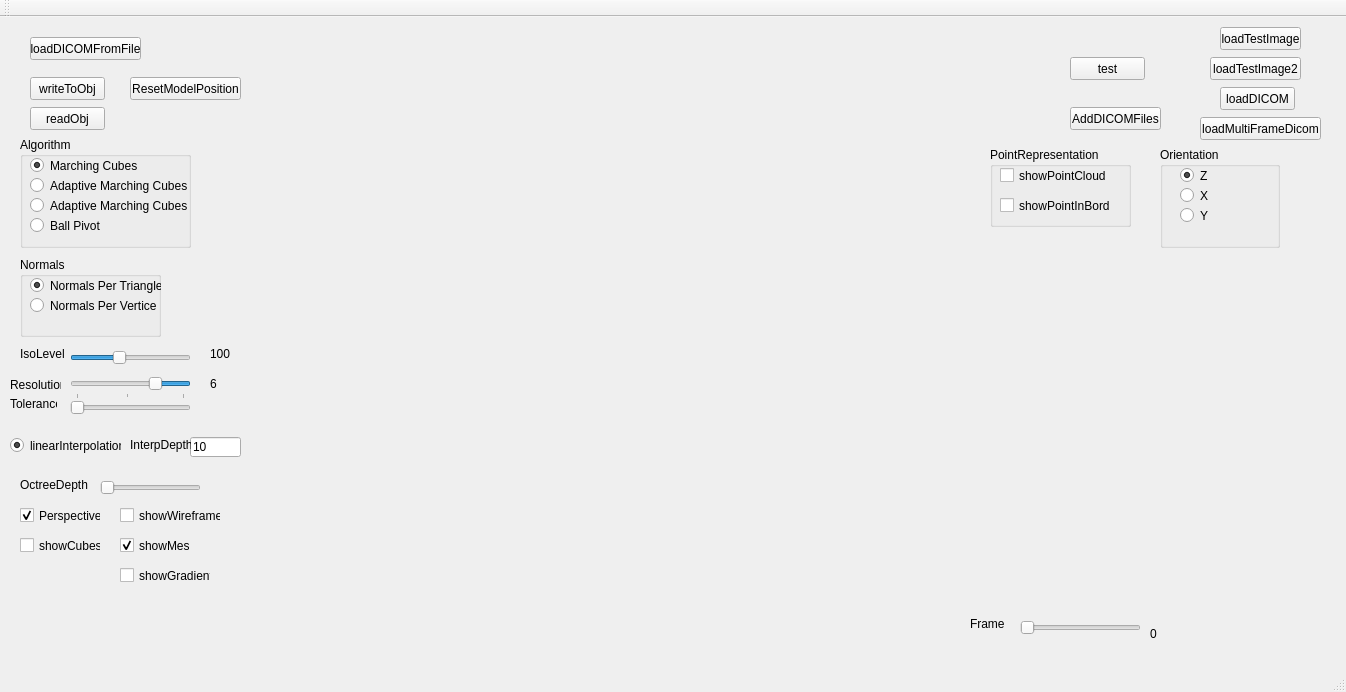
RaduAlexandru/Volume-Renderer, file VolumeRenderer/volumerenderer.ui: the form before one commit.
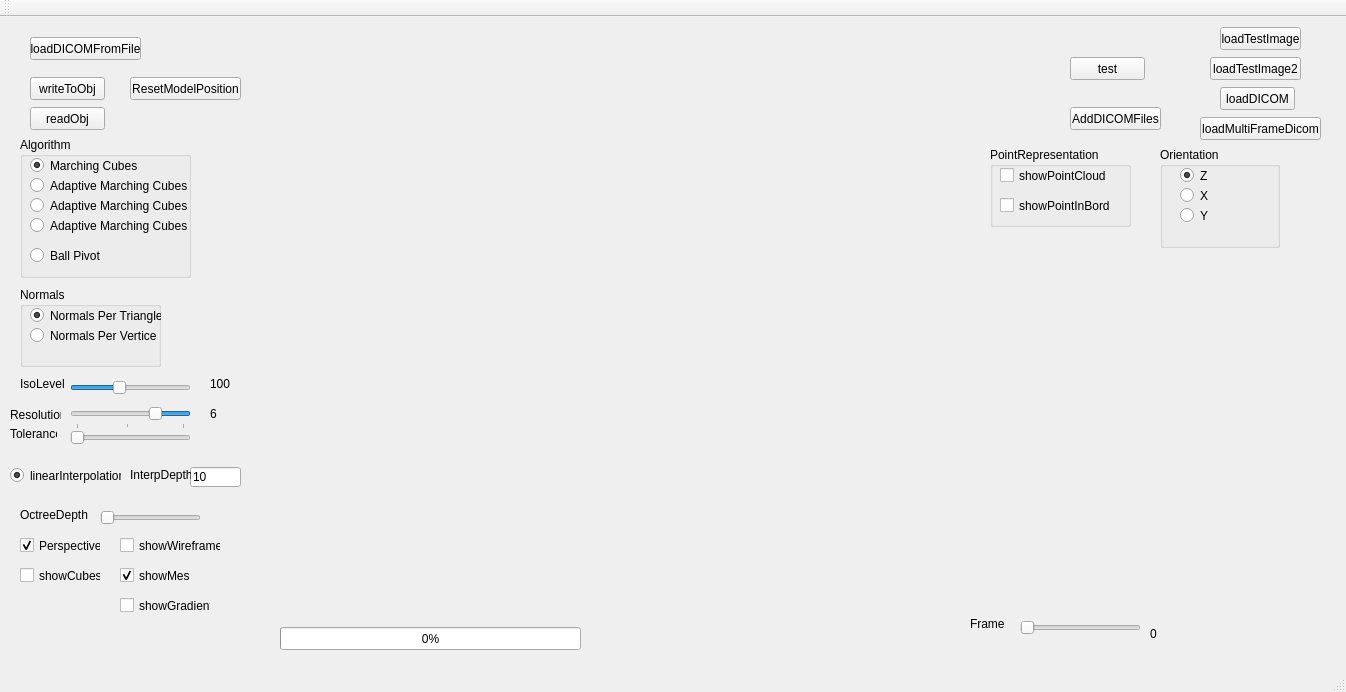
The form after the commit. Custom widgets are drawn as their Qt base class.

Commit message: Adaptive marching cubes 3 correctly creates the mesh

Patch:
```diff
--- a/VolumeRenderer/volumerenderer.ui
+++ b/VolumeRenderer/volumerenderer.ui
@@ -89,7 +89,7 @@
     <property name="geometry">
      <rect>
       <x>70</x>
-      <y>330</y>
+      <y>360</y>
       <width>121</width>
       <height>22</height>
      </rect>
@@ -147,7 +147,7 @@
     <property name="geometry">
      <rect>
       <x>20</x>
-      <y>330</y>
+      <y>360</y>
       <width>47</width>
       <height>13</height>
      </rect>
@@ -173,7 +173,7 @@
     <property name="geometry">
      <rect>
       <x>70</x>
-      <y>360</y>
+      <y>390</y>
       <width>121</width>
       <height>22</height>
      </rect>
@@ -201,7 +201,7 @@
     <property name="geometry">
      <rect>
       <x>10</x>
-      <y>360</y>
+      <y>390</y>
       <width>51</width>
       <height>16</height>
      </rect>
@@ -214,7 +214,7 @@
     <property name="geometry">
      <rect>
       <x>210</x>
-      <y>360</y>
+      <y>390</y>
       <width>47</width>
       <height>13</height>
      </rect>
@@ -227,7 +227,7 @@
     <property name="geometry">
      <rect>
       <x>210</x>
-      <y>330</y>
+      <y>360</y>
       <width>47</width>
       <height>13</height>
      </rect>
@@ -253,7 +253,7 @@
     <property name="geometry">
      <rect>
       <x>10</x>
-      <y>420</y>
+      <y>450</y>
       <width>111</width>
       <height>17</height>
      </rect>
@@ -331,7 +331,7 @@
     <property name="geometry">
      <rect>
       <x>70</x>
-      <y>380</y>
+      <y>410</y>
       <width>121</width>
       <height>22</height>
      </rect>
@@ -360,7 +360,7 @@
     <property name="geometry">
      <rect>
       <x>120</x>
-      <y>490</y>
+      <y>520</y>
       <width>101</width>
       <height>17</height>
      </rect>
@@ -373,7 +373,7 @@
     <property name="geometry">
      <rect>
       <x>20</x>
-      <y>490</y>
+      <y>520</y>
       <width>81</width>
       <height>17</height>
      </rect>
@@ -389,7 +389,7 @@
     <property name="geometry">
      <rect>
       <x>190</x>
-      <y>420</y>
+      <y>450</y>
       <width>51</width>
       <height>20</height>
      </rect>
@@ -402,7 +402,7 @@
     <property name="geometry">
      <rect>
       <x>130</x>
-      <y>420</y>
+      <y>450</y>
       <width>61</width>
       <height>16</height>
      </rect>
@@ -417,7 +417,7 @@
       <x>20</x>
       <y>120</y>
       <width>171</width>
-      <height>111</height>
+      <height>141</height>
      </rect>
     </property>
     <property name="title">
@@ -469,7 +469,7 @@
      <property name="geometry">
       <rect>
        <x>10</x>
-       <y>80</y>
+       <y>110</y>
        <width>82</width>
        <height>17</height>
       </rect>
@@ -478,12 +478,25 @@
       <string>Ball Pivot</string>
      </property>
     </widget>
+    <widget class="QRadioButton" name="adaptiveMarchingCubes3Button">
+     <property name="geometry">
+      <rect>
+       <x>10</x>
+       <y>80</y>
+       <width>161</width>
+       <height>17</height>
+      </rect>
+     </property>
+     <property name="text">
+      <string>Adaptive Marching Cubes 3</string>
+     </property>
+    </widget>
    </widget>
    <widget class="QGroupBox" name="groupBox_3">
     <property name="geometry">
      <rect>
       <x>20</x>
-      <y>240</y>
+      <y>270</y>
       <width>141</width>
       <height>80</height>
      </rect>
@@ -525,7 +538,7 @@
     <property name="geometry">
      <rect>
       <x>10</x>
-      <y>380</y>
+      <y>410</y>
       <width>47</width>
       <height>13</height>
      </rect>
@@ -538,7 +551,7 @@
     <property name="geometry">
      <rect>
       <x>20</x>
-      <y>520</y>
+      <y>550</y>
       <width>81</width>
       <height>17</height>
      </rect>
@@ -551,7 +564,7 @@
     <property name="geometry">
      <rect>
       <x>100</x>
-      <y>460</y>
+      <y>490</y>
       <width>101</width>
       <height>22</height>
      </rect>
@@ -564,7 +577,7 @@
     <property name="geometry">
      <rect>
       <x>20</x>
-      <y>460</y>
+      <y>490</y>
       <width>71</width>
       <height>16</height>
      </rect>
@@ -616,7 +629,7 @@
     <property name="geometry">
      <rect>
       <x>120</x>
-      <y>520</y>
+      <y>550</y>
       <width>70</width>
       <height>17</height>
      </rect>
@@ -632,7 +645,7 @@
     <property name="geometry">
      <rect>
       <x>120</x>
-      <y>550</y>
+      <y>580</y>
       <width>91</width>
       <height>17</height>
      </rect>
@@ -696,6 +709,19 @@
      </property>
     </widget>
    </widget>
+   <widget class="QProgressBar" name="progressBar">
+    <property name="geometry">
+     <rect>
+      <x>280</x>
+      <y>610</y>
+      <width>301</width>
+      <height>23</height>
+     </rect>
+    </property>
+    <property name="value">
+     <number>0</number>
+    </property>
+   </widget>
   </widget>
   <widget class="QMenuBar" name="menuBar">
    <property name="geometry">
```
The commit also changes 9 other files.
